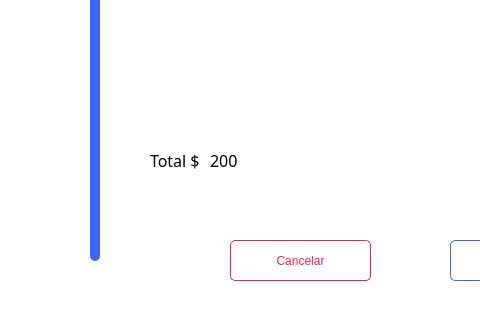
Old version of the form hospital-Core/Widgets/Farmaceutico/farmaceutico_realizarventas.ui in the repository MrDanielG/Hospital-SCRUM; both pictures show x 620 to 1100 and y 420 to 750 of the 1366 by 750 pixel window.
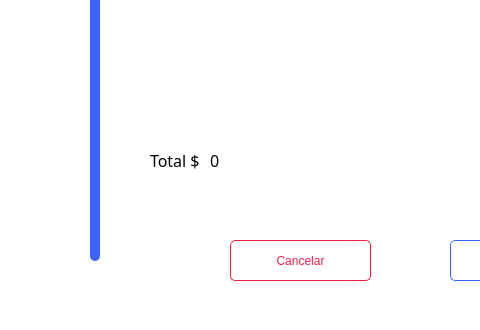
New version of the form.

```diff
--- a/hospital-Core/Widgets/Farmaceutico/farmaceutico_realizarventas.ui
+++ b/hospital-Core/Widgets/Farmaceutico/farmaceutico_realizarventas.ui
@@ -232,7 +232,7 @@
     </font>
    </property>
    <property name="text">
-    <string>200</string>
+    <string>0</string>
    </property>
   </widget>
   <widget class="QPushButton" name="pushButton">
```
Left out of the diff: 4 changed lines with no effect on the pictures.
